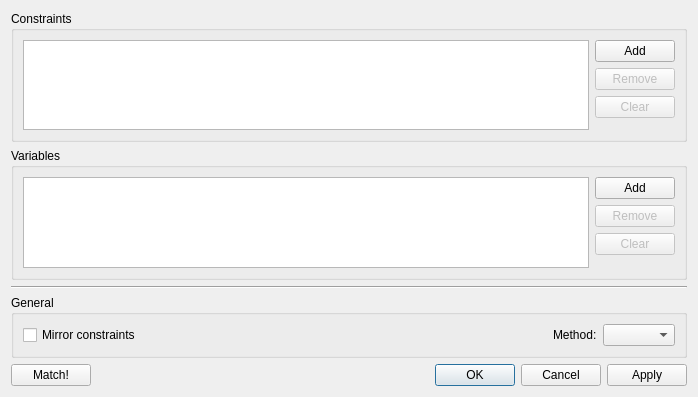
hibtc/madgui, file madgui/widget/match.ui: the form before one commit.
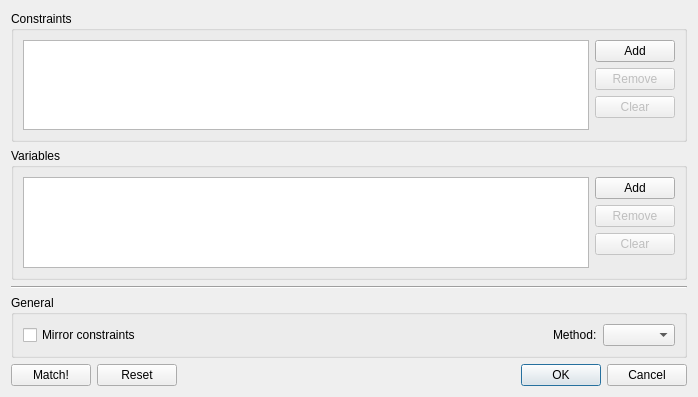
The form after the commit. Custom widgets are drawn as their Qt base class.

Commit message: Replace 'Apply' by 'Reset' button in match widget

Diff of the .ui file:
```diff
--- a/madgui/widget/match.ui
+++ b/madgui/widget/match.ui
@@ -187,7 +187,7 @@
         <enum>Qt::Horizontal</enum>
        </property>
        <property name="standardButtons">
-        <set>QDialogButtonBox::Apply|QDialogButtonBox::Cancel|QDialogButtonBox::Ok</set>
+        <set>QDialogButtonBox::Reset|QDialogButtonBox::Cancel|QDialogButtonBox::Ok</set>
        </property>
       </widget>
      </item>
```
The commit also changes 1 other file.
